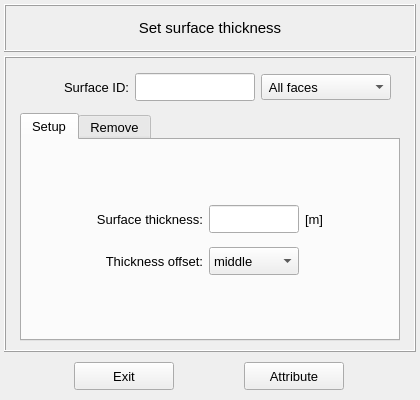
Above: vibra/interface/data/ui_files/model/setup/structural/surface_thickness_input.ui from MOPT-UFSC/VIBRA before the change. Below: the same form after it.
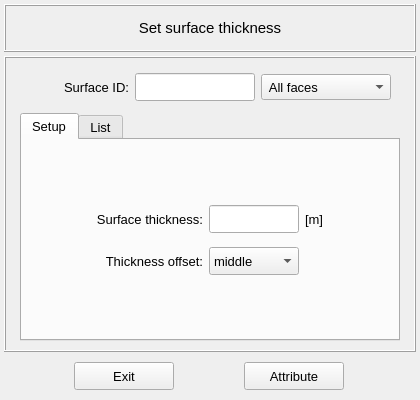
That is the form after the change.

Commit message: Rename Remove by List tabs

Patch:
```diff
--- a/vibra/interface/data/ui_files/model/setup/structural/surface_thickness_input.ui
+++ b/vibra/interface/data/ui_files/model/setup/structural/surface_thickness_input.ui
@@ -512,7 +512,7 @@
         </widget>
         <widget class="QWidget" name="tab_remove">
          <attribute name="title">
-          <string>Remove</string>
+          <string>List</string>
          </attribute>
          <layout class="QGridLayout" name="gridLayout_9">
           <property name="leftMargin">
```
Left out of the diff: 2 changed lines with no effect on the pictures. The commit also changes 17 other files.
